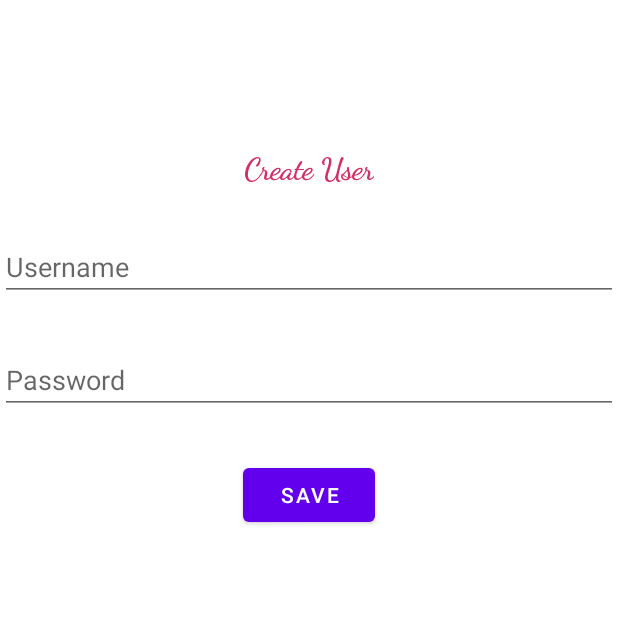
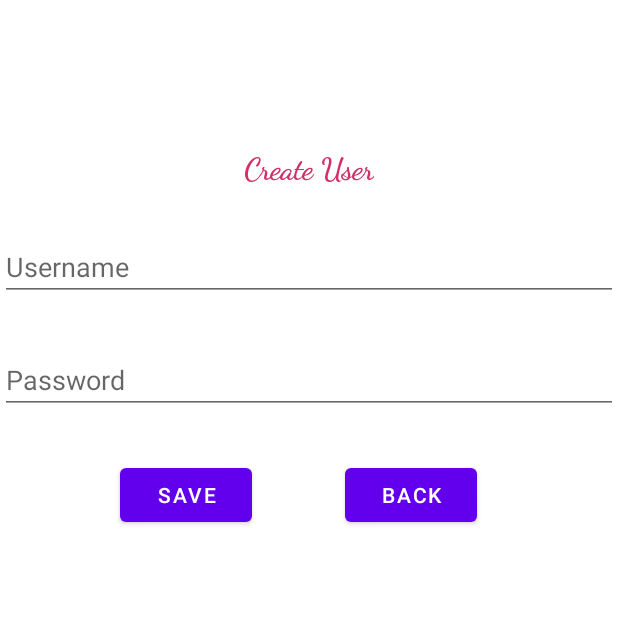
Before and after one commit to DharinyaGD/TaskRecyclerView, an Android app: the CreateUserFragment screen opened through its navigation route, on a phone screen of 412 x 824 dp, the top half of it. Run offline under Robolectric (Android 15) with nearby library versions, the phone set to English and light mode, and no system bars; our stand-ins replace Room's generated code, data binding.

Commit message:
btnback is added to CreateUserFragment.kt

```diff
--- a/app/src/main/java/com/example/taskrecyclerview/CreateUserFragment.kt
+++ b/app/src/main/java/com/example/taskrecyclerview/CreateUserFragment.kt
@@ -7,6 +7,7 @@ import android.view.View
 import android.view.ViewGroup
 import androidx.databinding.DataBindingUtil
 import androidx.fragment.app.viewModels
+import androidx.navigation.fragment.findNavController
 import com.example.taskrecyclerview.databinding.FragmentCreateUserBinding
 
 class CreateUserFragment : Fragment() {
@@ -44,6 +45,9 @@ class CreateUserFragment : Fragment() {
                 binding.etCreatePassword.text.clear()
             }
         }
+        binding.btnBack.setOnClickListener {
+            findNavController().navigate(R.id.action_createUserFragment_to_launchFragment)
+        }
     }
 
     private fun validateInput(username: String, password: String): Boolean {
--- a/app/src/main/res/layout/fragment_create_user.xml
+++ b/app/src/main/res/layout/fragment_create_user.xml
@@ -50,9 +50,21 @@
             android:layout_height="wrap_content"
             android:text="Save"
             app:layout_constraintStart_toStartOf="parent"
-            app:layout_constraintEnd_toEndOf="parent"
+            android:layout_marginStart="80dp"
             app:layout_constraintTop_toBottomOf="@id/etCreatePassword"
             android:layout_marginTop="30dp"/>
+
+        <Button
+            android:id="@+id/btnBack"
+            android:layout_width="wrap_content"
+            android:layout_height="wrap_content"
+            android:text="Back"
+            app:layout_constraintStart_toStartOf="parent"
+            android:layout_marginStart="230dp"
+            app:layout_constraintTop_toBottomOf="@id/etCreatePassword"
+            android:layout_marginTop="30dp"/>
+
+
     </androidx.constraintlayout.widget.ConstraintLayout>
 
 </layout>
--- a/app/src/main/res/navigation/nav_graph.xml
+++ b/app/src/main/res/navigation/nav_graph.xml
@@ -26,5 +26,9 @@
         android:id="@+id/createUserFragment"
         android:name="com.example.taskrecyclerview.CreateUserFragment"
         android:label="fragment_create_user"
-        tools:layout="@layout/fragment_create_user" />
+        tools:layout="@layout/fragment_create_user" >
+        <action
+            android:id="@+id/action_createUserFragment_to_launchFragment"
+            app:destination="@id/launchFragment" />
+    </fragment>
 </navigation>
```
